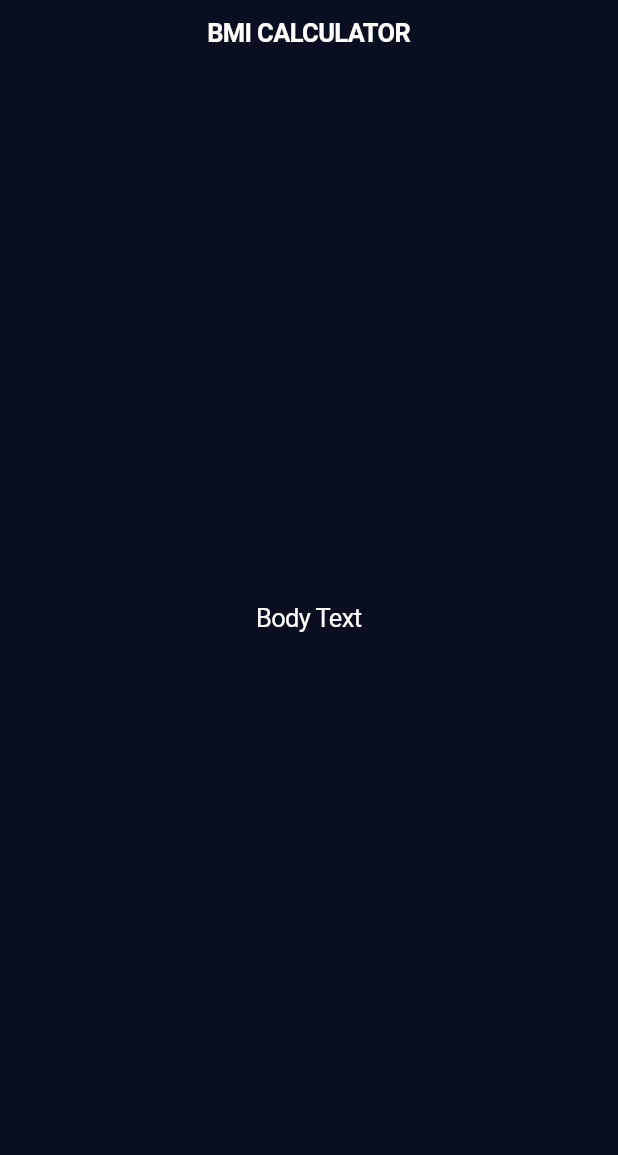
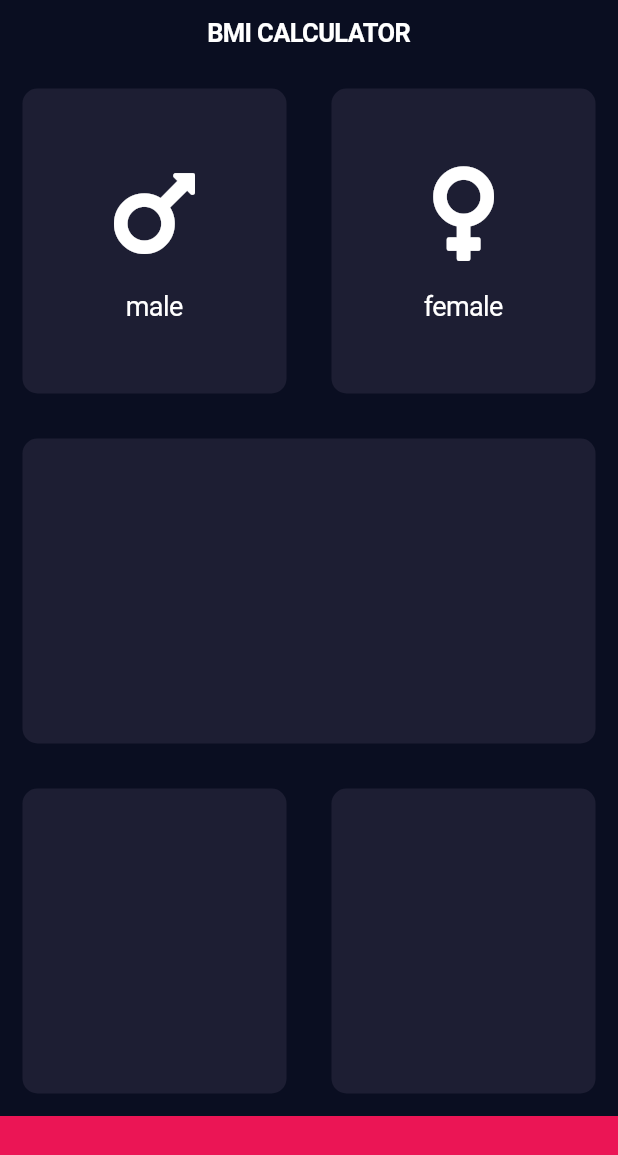
Before and after one commit to katratzi/flutter-udemy, a Flutter app: the screen it shows after launch, on a phone screen of 412 x 824 dp. Shown: the top 1155 px of the screen. Run offline on Flutter 3.47's test engine with Material 2 defaults, Android fonts, the phone set to English and light mode, and no system bars; our stand-ins replace font_awesome_flutter, google_fonts.

Commit message:
layout of app into reusable components fontawesome package

```diff
--- /dev/null
+++ b/flutter_bmi/lib/icon_content.dart
@@ -0,0 +1,32 @@
+import 'package:flutter/cupertino.dart';
+import 'package:flutter/material.dart';
+import 'package:font_awesome_flutter/font_awesome_flutter.dart';
+
+const kTextStyle = TextStyle(fontSize: 18);
+
+class IconContent extends StatelessWidget {
+  final String text;
+  final IconData faIcon;
+  const IconContent({this.faIcon, this.text});
+
+  @override
+  Widget build(BuildContext context) {
+    return Column(
+      mainAxisAlignment: MainAxisAlignment.center,
+      children: [
+        FaIcon(
+          faIcon,
+          color: Colors.white,
+          size: 72,
+        ),
+        SizedBox(
+          height: 15,
+        ),
+        Text(
+          text,
+          style: kTextStyle,
+        )
+      ],
+    );
+  }
+}
--- a/flutter_bmi/lib/input_page.dart
+++ b/flutter_bmi/lib/input_page.dart
@@ -1,5 +1,13 @@
 import 'package:flutter/cupertino.dart';
 import 'package:flutter/material.dart';
+import 'package:flutter_bmi/reusable_card.dart';
+import 'package:font_awesome_flutter/font_awesome_flutter.dart';
+
+import 'icon_content.dart';
+
+const bottomContainerHeight = 80.0;
+const activeCardColor = Color(0xFF1d1e33);
+const bottomContainerColor = Color(0xFFEB1555);
 
 class InputPage extends StatefulWidget {
   @override
@@ -12,9 +20,55 @@
     return CupertinoPageScaffold(
       navigationBar: CupertinoNavigationBar(
         middle: Text('BMI CALCULATOR'),
+        // fixes overlapping navigation
+        backgroundColor: CupertinoColors.darkBackgroundGray,
       ),
-      child: Center(
-        child: Text('Body Text'),
+      child: Column(
+        children: [
+          Expanded(
+            child: Row(
+              children: [
+                Expanded(
+                  child: ReusableCard(
+                    color: activeCardColor,
+                    cardChild: IconContent(
+                      faIcon: FontAwesomeIcons.mars,
+                      text: 'male',
+                    ),
+                  ),
+                ),
+                Expanded(
+                  child: ReusableCard(
+                    color: activeCardColor,
+                    cardChild: IconContent(
+                      faIcon: FontAwesomeIcons.venus,
+                      text: 'female',
+                    ),
+                  ),
+                ),
+              ],
+            ),
+          ),
+          Expanded(
+            child: ReusableCard(color: activeCardColor),
+          ),
+          Expanded(
+            child: Row(
+              children: [
+                Expanded(
+                  child: ReusableCard(color: activeCardColor),
+                ),
+                Expanded(
+                  child: ReusableCard(color: activeCardColor),
+                ),
+              ],
+            ),
+          ),
+          Container(
+            height: bottomContainerHeight,
+            color: bottomContainerColor,
+          )
+        ],
       ),
     );
   }
--- /dev/null
+++ b/flutter_bmi/lib/reusable_card.dart
@@ -0,0 +1,20 @@
+import 'package:flutter/cupertino.dart';
+
+class ReusableCard extends StatelessWidget {
+  ReusableCard({@required this.color, this.cardChild});
+
+  final Color color;
+  final Widget cardChild;
+
+  @override
+  Widget build(BuildContext context) {
+    return Container(
+      margin: EdgeInsets.all(15),
+      child: cardChild,
+      decoration: BoxDecoration(
+        color: color,
+        borderRadius: BorderRadius.circular(10),
+      ),
+    );
+  }
+}
--- a/flutter_bmi/pubspec.yaml
+++ b/flutter_bmi/pubspec.yaml
@@ -28,6 +28,7 @@
   # The following adds the Cupertino Icons font to your application.
   # Use with the CupertinoIcons class for iOS style icons.
   cupertino_icons: ^1.0.2
+  font_awesome_flutter: ^8.4.0
 
 dev_dependencies:
   flutter_test:
```
Also changed, not shown: flutter_bmi/pubspec.lock, 1 other file.
